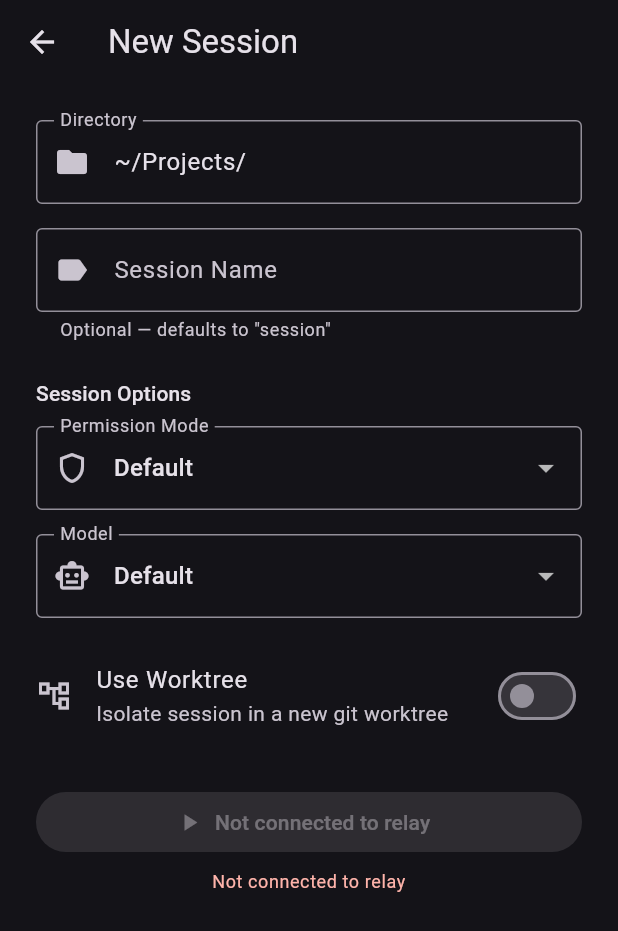
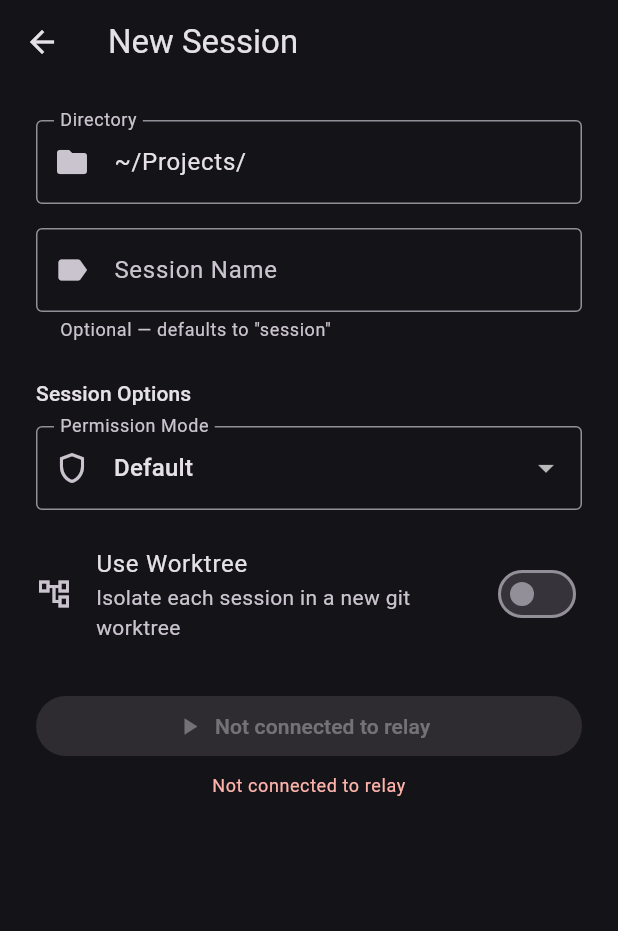
Before and after one commit to y0sif/ferlay, a Flutter app: the NewSessionScreen screen opened by its route, on a phone screen of 412 x 824 dp. Shown: the top 931 px of the screen. Run offline on Flutter 3.47's test engine with Material 3 defaults, Android fonts, the phone set to English and light mode, and no system bars; our stand-ins replace flutter_riverpod, flutter_secure_storage; missing offline and left inert: cryptography, mobile_scanner; accounts and stored records are empty.

Commit message:
fix: correct CLI flags for remote-control session options
- Permission mode values now match claude CLI exactly: acceptEdits,
  bypassPermissions, plan, dontAsk (not accept-edits, bypass, auto)
- Worktree is now a bool toggle that sets --spawn=worktree vs
  --spawn=same-dir (remote-control doesn't accept --worktree flag)
- Remove model option (not supported by remote-control subcommand)
- Remove worktree branch name field (remote-control handles naming)

Co-Authored-By: Claude Opus 4.6 (1M context) <noreply@anthropic.com>

```diff
--- a/app/lib/models/relay_message.dart
+++ b/app/lib/models/relay_message.dart
@@ -65,8 +65,7 @@ class AppMessage {
     required String directory,
     required String name,
     String? permissionMode,
-    String? worktree,
-    String? model,
+    bool worktree = false,
   }) {
     return {
       'type': 'start_session',
@@ -74,8 +73,7 @@ class AppMessage {
       'name': name,
       if (permissionMode != null && permissionMode != 'default')
         'permission_mode': permissionMode,
-      if (worktree != null) 'worktree': worktree,
-      if (model != null && model != 'default') 'model': model,
+      if (worktree) 'worktree': true,
     };
   }
 
--- a/app/lib/models/session.dart
+++ b/app/lib/models/session.dart
@@ -6,7 +6,7 @@ class Session {
   final String? url;
   final String? error;
   final String? permissionMode;
-  final String? model;
+  final bool worktree;
 
   const Session({
     required this.id,
@@ -16,7 +16,7 @@ class Session {
     this.url,
     this.error,
     this.permissionMode,
-    this.model,
+    this.worktree = false,
   });
 
   factory Session.fromJson(Map<String, dynamic> json) {
@@ -28,7 +28,7 @@ class Session {
       url: json['url'],
       error: json['error'],
       permissionMode: json['permission_mode'],
-      model: json['model'],
+      worktree: json['worktree'] ?? false,
     );
   }
 
@@ -40,7 +40,7 @@ class Session {
     String? url,
     String? error,
     String? permissionMode,
-    String? model,
+    bool? worktree,
   }) {
     return Session(
       id: id ?? this.id,
@@ -50,7 +50,7 @@ class Session {
       url: url ?? this.url,
       error: error ?? this.error,
       permissionMode: permissionMode ?? this.permissionMode,
-      model: model ?? this.model,
+      worktree: worktree ?? this.worktree,
     );
   }
 }
@@ -58,24 +58,13 @@ class Session {
 enum PermissionMode {
   defaultMode('default', 'Default'),
   acceptEdits('acceptEdits', 'Accept Edits'),
-  bypass('bypass', 'Bypass Permissions'),
+  bypassPermissions('bypassPermissions', 'Bypass Permissions'),
   plan('plan', 'Plan Mode'),
-  auto('auto', 'Auto');
+  dontAsk('dontAsk', "Don't Ask");
 
   final String value;
   final String label;
   const PermissionMode(this.value, this.label);
-}
-
-enum ModelOption {
-  defaultModel('default', 'Default'),
-  sonnet('sonnet', 'Sonnet'),
-  opus('opus', 'Opus'),
-  haiku('haiku', 'Haiku');
-
-  final String value;
-  final String label;
-  const ModelOption(this.value, this.label);
 }
 
 enum SessionStatus {
--- a/app/lib/providers/sessions_provider.dart
+++ b/app/lib/providers/sessions_provider.dart
@@ -42,7 +42,7 @@ class SessionsNotifier extends Notifier<List<Session>> {
       if (s.url != null) 'url': s.url,
       if (s.error != null) 'error': s.error,
       if (s.permissionMode != null) 'permission_mode': s.permissionMode,
-      if (s.model != null) 'model': s.model,
+      if (s.worktree) 'worktree': true,
     }).toList());
     StorageService.setSessions(json);
   }
@@ -118,15 +118,13 @@ class SessionsNotifier extends Notifier<List<Session>> {
     required String directory,
     required String name,
     String? permissionMode,
-    String? worktree,
-    String? model,
+    bool worktree = false,
   }) {
     ref.read(relayServiceProvider).sendRelay(AppMessage.startSession(
           directory: directory,
           name: name,
           permissionMode: permissionMode,
           worktree: worktree,
-          model: model,
         ));
   }
 
--- a/app/lib/screens/new_session_screen.dart
+++ b/app/lib/screens/new_session_screen.dart
@@ -21,7 +21,6 @@ class _NewSessionScreenState extends ConsumerState<NewSessionScreen> {
   final _formKey = GlobalKey<FormState>();
   final _directoryController = TextEditingController(text: '~/Projects/');
   final _nameController = TextEditingController();
-  final _worktreeBranchController = TextEditingController();
   bool _loading = false;
   String _loadingMessage = '';
   StreamSubscription<RelayConnectionState>? _disconnectSub;
@@ -29,14 +28,12 @@ class _NewSessionScreenState extends ConsumerState<NewSessionScreen> {
   Timer? _timeoutTimer;
 
   PermissionMode _permissionMode = PermissionMode.defaultMode;
-  ModelOption _model = ModelOption.defaultModel;
   bool _useWorktree = false;
 
   @override
   void dispose() {
     _directoryController.dispose();
     _nameController.dispose();
-    _worktreeBranchController.dispose();
     _disconnectSub?.cancel();
     _progressTimer?.cancel();
     _timeoutTimer?.cancel();
@@ -71,7 +68,7 @@ class _NewSessionScreenState extends ConsumerState<NewSessionScreen> {
     }
 
     // Confirm bypass permissions
-    if (_permissionMode == PermissionMode.bypass) {
+    if (_permissionMode == PermissionMode.bypassPermissions) {
       final confirmed = await showDialog<bool>(
         context: context,
         builder: (ctx) => AlertDialog(
@@ -107,10 +104,7 @@ class _NewSessionScreenState extends ConsumerState<NewSessionScreen> {
           permissionMode: _permissionMode == PermissionMode.defaultMode
               ? null
               : _permissionMode.value,
-          worktree: _useWorktree
-              ? _worktreeBranchController.text.trim()
-              : null,
-          model: _model == ModelOption.defaultModel ? null : _model.value,
+          worktree: _useWorktree,
         );
 
     // Progressive loading messages
@@ -286,7 +280,7 @@ class _NewSessionScreenState extends ConsumerState<NewSessionScreen> {
                         }
                       },
               ),
-              if (_permissionMode == PermissionMode.bypass) ...[
+              if (_permissionMode == PermissionMode.bypassPermissions) ...[
                 const SizedBox(height: 4),
                 Text(
                   'Claude can modify files and run commands without confirmation.',
@@ -297,34 +291,10 @@ class _NewSessionScreenState extends ConsumerState<NewSessionScreen> {
               ],
               const SizedBox(height: 16),
 
-              // Model dropdown
-              DropdownButtonFormField<ModelOption>(
-                initialValue: _model,
-                decoration: const InputDecoration(
-                  labelText: 'Model',
-                  prefixIcon: Icon(Icons.smart_toy_outlined),
-                  border: OutlineInputBorder(),
-                ),
-                items: ModelOption.values
-                    .map((model) => DropdownMenuItem(
-                          value: model,
-                          child: Text(model.label),
-                        ))
-                    .toList(),
-                onChanged: _loading
-                    ? null
-                    : (value) {
-                        if (value != null) {
-                          setState(() => _model = value);
-                        }
-                      },
-              ),
-              const SizedBox(height: 16),
-
               // Worktree toggle
               SwitchListTile(
                 title: const Text('Use Worktree'),
-                subtitle: const Text('Isolate session in a new git worktree'),
+                subtitle: const Text('Isolate each session in a new git worktree'),
                 secondary: const Icon(Icons.account_tree_outlined),
                 value: _useWorktree,
                 contentPadding: EdgeInsets.zero,
@@ -332,19 +302,6 @@ class _NewSessionScreenState extends ConsumerState<NewSessionScreen> {
                     ? null
                     : (value) => setState(() => _useWorktree = value),
               ),
-              if (_useWorktree) ...[
-                const SizedBox(height: 8),
-                TextFormField(
-                  controller: _worktreeBranchController,
-                  enabled: !_loading,
-                  decoration: const InputDecoration(
-                    labelText: 'Branch Name',
-                    hintText: 'Auto-generated if empty',
-                    prefixIcon: Icon(Icons.merge_type),
-                    border: OutlineInputBorder(),
-                  ),
-                ),
-              ],
 
               const SizedBox(height: 24),
               FilledButton.icon(
--- a/app/lib/screens/session_detail_screen.dart
+++ b/app/lib/screens/session_detail_screen.dart
@@ -60,11 +60,6 @@ class SessionDetailScreen extends ConsumerWidget {
               session.permissionMode != 'default') ...[
             _infoRow(theme, Icons.shield_outlined, 'Permission Mode',
                 session.permissionMode!),
-            const SizedBox(height: 16),
-          ],
-          if (session.model != null && session.model != 'default') ...[
-            _infoRow(
-                theme, Icons.smart_toy_outlined, 'Model', session.model!),
             const SizedBox(height: 16),
           ],
 
```
Also changed, not shown: 3 other files.
